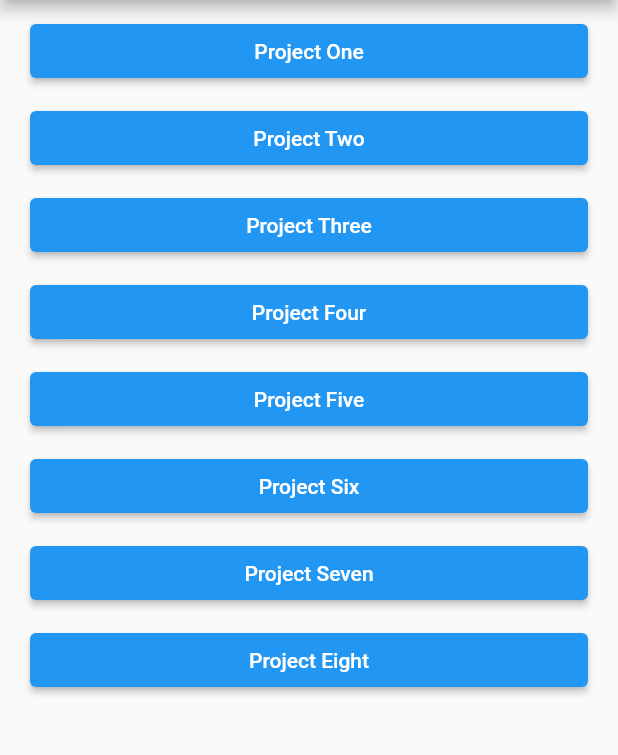
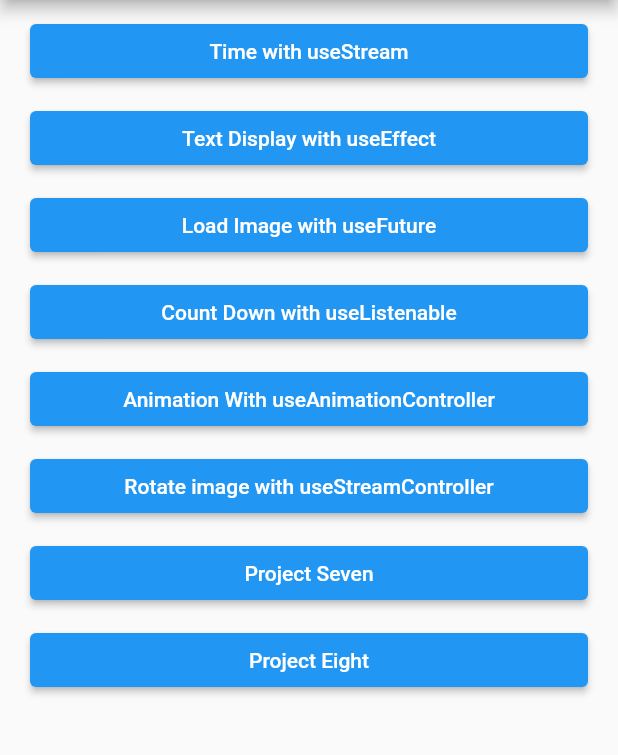
Before and after one commit to ishworpanta10/flutter_hooks_examples, a Flutter app: the screen it shows after launch, on a phone screen of 412 x 824 dp, the part 84-839 px from its top. Run offline on Flutter 3.47's test engine with Material 2 defaults, Android fonts, the phone set to English and light mode, and no system bars; our stand-ins replace flutter_hooks.

Commit message:
completed project six with useStreamController for image rotation

```diff
--- a/lib/screens/home_page.dart
+++ b/lib/screens/home_page.dart
@@ -30,7 +30,7 @@ class HomePage extends StatelessWidget {
                 ),
               );
             },
-            child: const Text('Project One'),
+            child: const Text('Time with useStream'),
           ),
           const SizedBox(height: 10),
           ElevatedButton(
@@ -42,7 +42,7 @@ class HomePage extends StatelessWidget {
                 ),
               );
             },
-            child: const Text('Project Two'),
+            child: const Text('Text Display with useEffect'),
           ),
           const SizedBox(height: 10),
           ElevatedButton(
@@ -54,7 +54,7 @@ class HomePage extends StatelessWidget {
                 ),
               );
             },
-            child: const Text('Project Three'),
+            child: const Text('Load Image with useFuture'),
           ),
           const SizedBox(height: 10),
           ElevatedButton(
@@ -66,7 +66,7 @@ class HomePage extends StatelessWidget {
                 ),
               );
             },
-            child: const Text('Project Four'),
+            child: const Text('Count Down with useListenable'),
           ),
           const SizedBox(height: 10),
           ElevatedButton(
@@ -78,7 +78,7 @@ class HomePage extends StatelessWidget {
                 ),
               );
             },
-            child: const Text('Project Five'),
+            child: const Text('Animation With useAnimationController'),
           ),
           const SizedBox(height: 10),
           ElevatedButton(
@@ -90,7 +90,7 @@ class HomePage extends StatelessWidget {
                 ),
               );
             },
-            child: const Text('Project Six'),
+            child: const Text('Rotate image with useStreamController'),
           ),
           const SizedBox(height: 10),
           ElevatedButton(
--- a/lib/screens/project_five.dart
+++ b/lib/screens/project_five.dart
@@ -52,7 +52,7 @@ class ProjectFive extends HookWidget {
 
     return Scaffold(
       appBar: AppBar(
-        title: const Text('Project Five'),
+        title: const Text('Animation With useAnimation Controller'),
       ),
       body: Column(
         children: [
```
Also changed, not shown: lib/screens/project_six.dart (+33 -3 lines).
